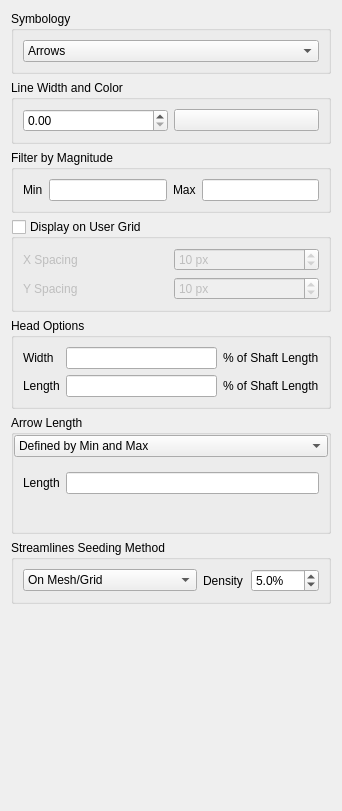
Qt form src/ui/mesh/qgsmeshrenderervectorsettingswidgetbase.ui (carsmie/QGIS) before a commit.
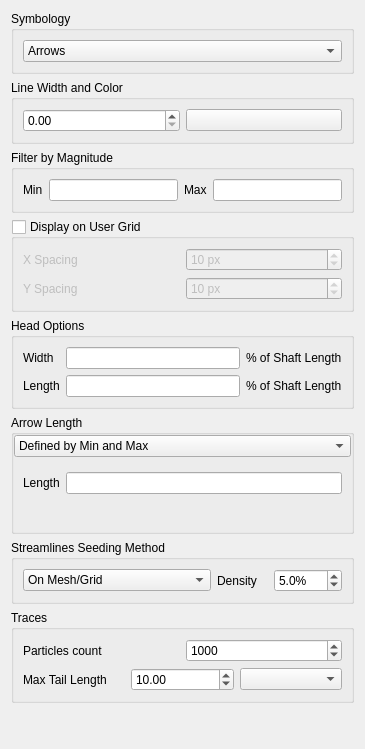
The same form after that commit. The open tabs and pages were chosen to show the change. Custom widgets are drawn as their Qt base class.

Commit message:
[FEATURE] Static particle traces for rendering mesh vector dataset (#33165)
* [FEATURE] Static particle traces for rendering mesh vector dataset

This PR permits to display directly in QGIS static particle traces for vector datasets in mesh layer without any plugin.
The user can choose in the mesh layer properties window :
- the color
- the size of the traces (line width)
- the count of particles
- the maximum length of the particle's tail

What changed in the file:
```diff
--- a/src/ui/mesh/qgsmeshrenderervectorsettingswidgetbase.ui
+++ b/src/ui/mesh/qgsmeshrenderervectorsettingswidgetbase.ui
@@ -6,8 +6,8 @@
    <rect>
     <x>0</x>
     <y>0</y>
-    <width>342</width>
-    <height>811</height>
+    <width>365</width>
+    <height>749</height>
    </rect>
   </property>
   <property name="windowTitle">
@@ -398,6 +398,75 @@
      </layout>
     </widget>
    </item>
+   <item>
+    <widget class="QGroupBox" name="mTracesGroupBox">
+     <property name="title">
+      <string>Traces</string>
+     </property>
+     <layout class="QVBoxLayout" name="verticalLayout_6">
+      <item>
+       <layout class="QHBoxLayout" name="horizontalLayout_6">
+        <property name="topMargin">
+         <number>0</number>
+        </property>
+        <item>
+         <widget class="QLabel" name="label_2">
+          <property name="text">
+           <string>Particles count</string>
+          </property>
+         </widget>
+        </item>
+        <item>
+         <widget class="QSpinBox" name="mTracesParticlesCountSpinBox">
+          <property name="maximum">
+           <number>1000000</number>
+          </property>
+          <property name="singleStep">
+           <number>100</number>
+          </property>
+          <property name="value">
+           <number>1000</number>
+          </property>
+         </widget>
+        </item>
+       </layout>
+      </item>
+      <item>
+       <layout class="QHBoxLayout" name="horizontalLayout_7">
+        <property name="topMargin">
+         <number>0</number>
+        </property>
+        <item>
+         <widget class="QLabel" name="label_3">
+          <property name="text">
+           <string>Max Tail Length</string>
+          </property>
+         </widget>
+        </item>
+        <item>
+         <widget class="QDoubleSpinBox" name="mTracesMaxLengthSpinBox">
+          <property name="minimum">
+           <double>1.000000000000000</double>
+          </property>
+          <property name="maximum">
+           <double>99999999999999.000000000000000</double>
+          </property>
+          <property name="singleStep">
+           <double>10.000000000000000</double>
+          </property>
+          <property name="value">
+           <double>10.000000000000000</double>
+          </property>
+         </widget>
+        </item>
+        <item>
+         <widget class="QgsUnitSelectionWidget" name="mTracesTailLengthMapUnitWidget"/>
+        </item>
+       </layout>
+      </item>
+     </layout>
+    </widget>
+   </item>
    <item>
     <spacer name="verticalSpacer">
      <property name="orientation">
@@ -430,6 +499,11 @@
    <extends>QSpinBox</extends>
    <header>qgsspinbox.h</header>
   </customwidget>
+  <customwidget>
+   <class>QgsUnitSelectionWidget</class>
+   <extends>QComboBox</extends>
+   <header>qgsunitselectionwidget.h</header>
+  </customwidget>
  </customwidgets>
  <resources/>
  <connections/>
```
Left out of the diff: 9 changed lines with no effect on the pictures. The commit also changes 10 other files.
